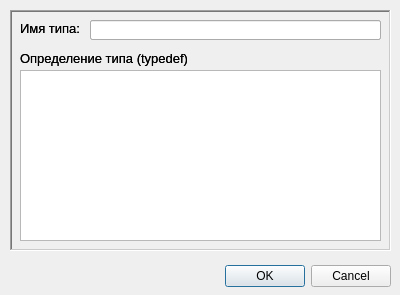
First picture: the form in qdatatypeeditor.ui, repository graf-abolmasov/PGraph, before the edit.
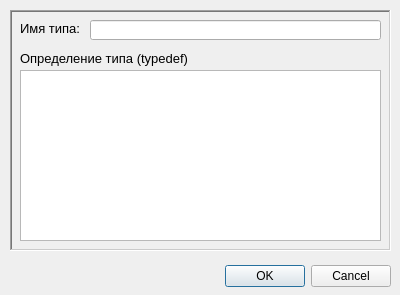
Second picture: the form after the edit. Icons and pictures are not drawn.

Diff of the .ui file:
```diff
--- a/qdatatypeeditor.ui
+++ b/qdatatypeeditor.ui
@@ -11,7 +11,11 @@
    </rect>
   </property>
   <property name="windowTitle">
-   <string>Dialog</string>
+   <string>Редактор типа данных</string>
+  </property>
+  <property name="windowIcon">
+   <iconset resource="resources.qrc">
+    <normaloff>:/images/G.png</normaloff>:/images/G.png</iconset>
   </property>
   <widget class="QDialogButtonBox" name="buttonBox">
    <property name="geometry">
@@ -29,97 +33,6 @@
     <set>QDialogButtonBox::Cancel|QDialogButtonBox::Ok</set>
    </property>
   </widget>
-  <widget class="QWidget" name="wizardWidget" native="true">
-   <property name="geometry">
-    <rect>
-     <x>0</x>
-     <y>0</y>
-     <width>401</width>
-     <height>261</height>
-    </rect>
-   </property>
-   <widget class="QFrame" name="frame">
-    <property name="geometry">
-     <rect>
-      <x>10</x>
-      <y>10</y>
-      <width>381</width>
-      <height>241</height>
-     </rect>
-    </property>
-    <property name="frameShape">
-     <enum>QFrame::WinPanel</enum>
-    </property>
-    <property name="frameShadow">
-     <enum>QFrame::Sunken</enum>
-    </property>
-    <widget class="QLabel" name="label">
-     <property name="geometry">
-      <rect>
-       <x>10</x>
-       <y>10</y>
-       <width>59</width>
-       <height>16</height>
-      </rect>
-     </property>
-     <property name="font">
-      <font>
-       <pointsize>10</pointsize>
-      </font>
-     </property>
-     <property name="text">
-      <string>Имя типа:</string>
-     </property>
-    </widget>
-    <widget class="QLineEdit" name="typeNameWizardEdit">
-     <property name="geometry">
-      <rect>
-       <x>80</x>
-       <y>10</y>
-       <width>291</width>
-       <height>20</height>
-      </rect>
-     </property>
-    </widget>
-    <widget class="QLabel" name="label_2">
-     <property name="geometry">
-      <rect>
-       <x>10</x>
-       <y>40</y>
-       <width>167</width>
-       <height>16</height>
-      </rect>
-     </property>
-     <property name="font">
-      <font>
-       <pointsize>10</pointsize>
-      </font>
-     </property>
-     <property name="text">
-      <string>Определение типа (typedef)</string>
-     </property>
-    </widget>
-    <widget class="QPlainTextEdit" name="typedefWizardTextEdit">
-     <property name="geometry">
-      <rect>
-       <x>10</x>
-       <y>60</y>
-       <width>361</width>
-       <height>171</height>
-      </rect>
-     </property>
-    </widget>
-   </widget>
-  </widget>
-  <widget class="QWidget" name="editorWidget" native="true">
-   <property name="geometry">
-    <rect>
-     <x>0</x>
-     <y>0</y>
-     <width>401</width>
-     <height>261</height>
-    </rect>
-   </property>
    <widget class="QFrame" name="frame_2">
     <property name="geometry">
      <rect>
@@ -135,7 +48,7 @@
     <property name="frameShadow">
      <enum>QFrame::Sunken</enum>
     </property>
-    <widget class="QLabel" name="label_3">
+   <widget class="QLabel" name="typeNameLbl">
      <property name="geometry">
       <rect>
        <x>10</x>
@@ -153,7 +66,7 @@
       <string>Имя типа:</string>
      </property>
     </widget>
-    <widget class="QLineEdit" name="typeNameEditorEdit">
+   <widget class="QLineEdit" name="typeNameEdt">
      <property name="geometry">
       <rect>
        <x>80</x>
@@ -166,7 +79,7 @@
       <bool>false</bool>
      </property>
     </widget>
-    <widget class="QLabel" name="label_4">
+   <widget class="QLabel" name="typedefLbl">
      <property name="geometry">
       <rect>
        <x>10</x>
@@ -184,7 +97,7 @@
       <string>Определение типа (typedef)</string>
      </property>
     </widget>
-    <widget class="QPlainTextEdit" name="typedefEditorTextEdit">
+   <widget class="QPlainTextEdit" name="typedefTxtEdt">
      <property name="geometry">
       <rect>
        <x>10</x>
@@ -196,8 +109,9 @@
     </widget>
    </widget>
   </widget>
- </widget>
- <resources/>
+ <resources>
+  <include location="resources.qrc"/>
+ </resources>
  <connections>
   <connection>
    <sender>buttonBox</sender>
```
Lines whose indentation alone changed are shown as unchanged.
